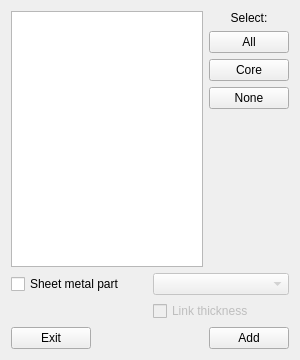
GS90/addFC, file repo/ui/properties.ui: the form before one commit.
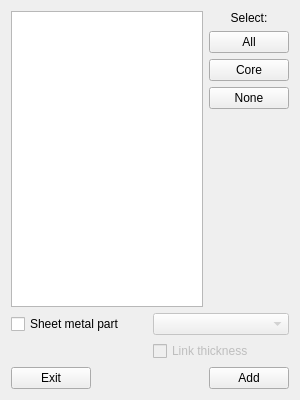
The form after the commit.

Diff of the .ui file:
```diff
--- a/repo/ui/properties.ui
+++ b/repo/ui/properties.ui
@@ -8,13 +8,13 @@
     <x>0</x>
     <y>0</y>
     <width>300</width>
-    <height>360</height>
+    <height>400</height>
    </rect>
   </property>
   <property name="minimumSize">
    <size>
     <width>300</width>
-    <height>360</height>
+    <height>400</height>
    </size>
   </property>
   <property name="windowTitle">
```
